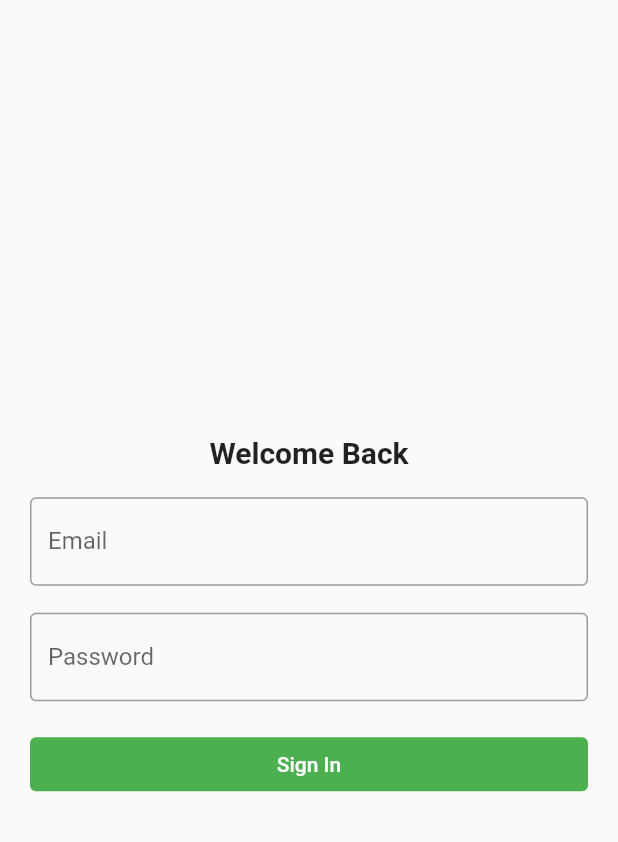
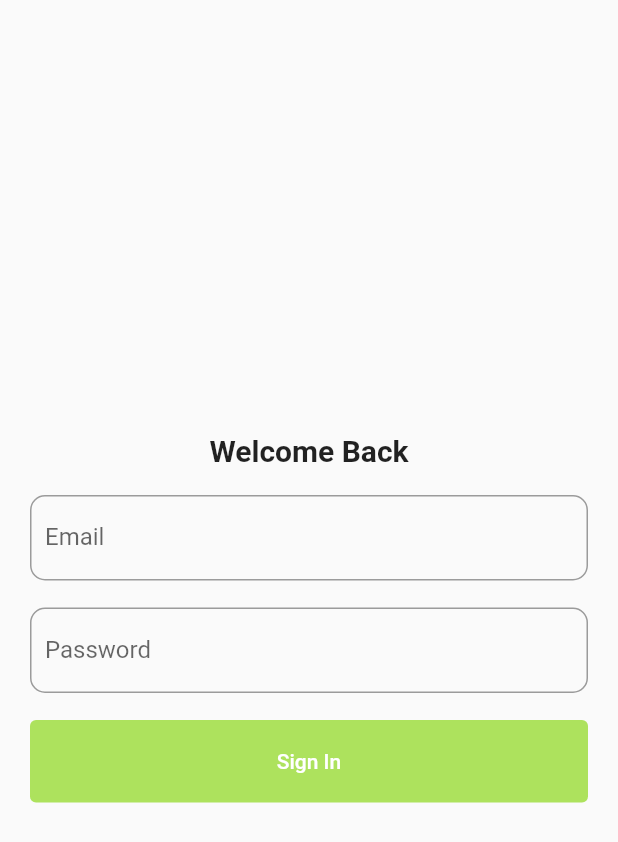
Before and after one commit to WECARE-BMA/wecare_app, a Flutter app: the screen it shows after launch, on a phone screen of 412 x 824 dp. Shown: the top 842 px of the screen. Run offline on Flutter 3.47's test engine with Material 2 defaults, Android fonts, the phone set to English and light mode, and no system bars.

Commit message:
adjusted the color theme - see WEC-1

```diff
--- a/lib/main.dart
+++ b/lib/main.dart
@@ -1,11 +1,24 @@
 import 'package:flutter/material.dart';
 
 void main() {
-  runApp(const MyApp());
+  runApp(MyApp());
 }
 
 class MyApp extends StatelessWidget {
-  const MyApp({super.key});
+  MyApp({super.key});
+
+  final MaterialColor myCustomColor = MaterialColor(0xFFADE25D, {
+    50: Color(0xFFF6FFE1),
+    100: Color(0xFFE9FFA6),
+    200: Color(0xFFDAFF6B),
+    300: Color(0xFFCCFF30),
+    400: Color(0xFFC2FF0A),
+    500: Color(0xFFADE25D),
+    600: Color(0xFF9BD055),
+    700: Color(0xFF86BA4C),
+    800: Color(0xFF72A842),
+    900: Color(0xFF578B32),
+  });
 
   // This widget is the root of your application.
   @override
@@ -13,7 +26,7 @@ class MyApp extends StatelessWidget {
     return MaterialApp(
         title: 'Flutter Demo',
         theme: ThemeData(
-          primaryColor: Colors.blue,
+          primarySwatch: myCustomColor,
         ),
         home: const SigninPage());
   }
@@ -76,28 +89,40 @@ class _SigninFormState extends State<SigninForm> {
           Padding(
             padding: const EdgeInsets.only(bottom: 18),
             child: TextFormField(
-              decoration: const InputDecoration(
-                  border: OutlineInputBorder(),
-                  hintText: 'Enter your email',
+              decoration: InputDecoration(
+                  floatingLabelBehavior: FloatingLabelBehavior.never,
+                  border: OutlineInputBorder(
+                    borderRadius: BorderRadius.circular(10.0),
+                  ),
+                  contentPadding:
+                      EdgeInsets.only(top: 20, bottom: 18, left: 10, right: 10),
+                  // hintText: 'Enter your email',
                   labelText: 'Email'),
             ),
           ),
           Padding(
             padding: const EdgeInsets.only(bottom: 18),
             child: TextFormField(
-              decoration: const InputDecoration(
-                  border: OutlineInputBorder(),
-                  hintText: 'Enter your password',
-                  labelText: 'Password'),
+              decoration: InputDecoration(
+                floatingLabelBehavior: FloatingLabelBehavior.never,
+                contentPadding:
+                    EdgeInsets.only(top: 20, bottom: 18, left: 10, right: 10),
+                border: OutlineInputBorder(
+                  borderRadius: BorderRadius.circular(10.0),
+                ),
+                // hintText: 'Enter your password',
+                labelText: 'Password',
+              ),
             ),
           ),
-          Container(
+          SizedBox(
             width: double.infinity,
+            height: 55,
             child: TextButton(
               onPressed: () {},
               child: Text('Sign In'),
               style: TextButton.styleFrom(
-                backgroundColor: Colors.green,
+                backgroundColor: Theme.of(context).primaryColor,
                 foregroundColor: Colors.white,
                 elevation: 0,
               ),
```
